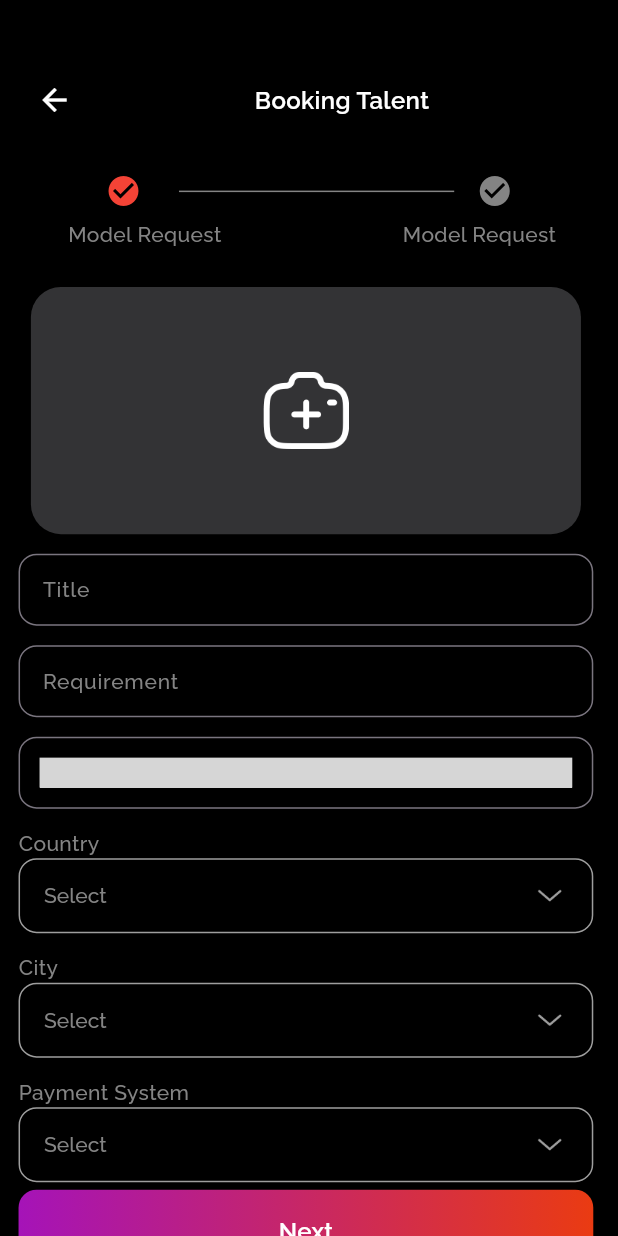
After one commit to sadiqawan/click_flix_app-main, a Flutter app: the BookingTalentScreen screen opened directly, on a phone screen of 412 x 824 dp. The commit adds this screen. Run offline on Flutter 3.47's test engine with Material 3 defaults, Android fonts, the phone set to English and light mode, and no system bars; our stand-ins replace animated_bottom_navigation_bar, carousel_slider, country_code_picker, flutter_svg, flutter_tabler_icons, get and 3 more; missing offline and left inert: otp_pin_field; project files that could hold a hidden picture were left out; grey boxes are pictures that could not be loaded.

Commit message:
Booking Talent Screen done

```diff
--- a/lib/core/constants/const_colors.dart
+++ b/lib/core/constants/const_colors.dart
@@ -13,4 +13,5 @@
   static var gradientOneColor=   const Color(0xffA513B8).obs;
   static var gradientTwoColor=   const Color(0xffEA3B12).obs;
   static var IconsColor=   const Color(0xffFFFFFF).obs;
+  static var lightRed=   const Color(0xffEA3B12).obs;
 }
--- a/lib/core/constants/const_style.dart
+++ b/lib/core/constants/const_style.dart
@@ -39,3 +39,10 @@
     fontSize:20,
     fontWeight:FontWeight.w600
 );
+
+
+var desStyleWithRed= GoogleFonts.raleway(
+    color:ConstColor.lightRed.value,
+    fontSize:14,
+    fontWeight:FontWeight.w500
+);
--- /dev/null
+++ b/lib/ui/screens/bottom_nav_screen/casting_screen/booking_talent_screen.dart
@@ -0,0 +1,245 @@
+
+import 'package:flutter/cupertino.dart';
+import 'package:flutter/material.dart';
+import 'package:flutter/widgets.dart';
+import 'package:flutter_svg/svg.dart';
+import '../../../../core/constants/const_colors.dart';
+import '../../../../core/constants/const_style.dart';
+import '../../../component/complete_profile_comp.dart';
+import '../../../component/custom_button.dart';
+import '../../../component/custom_text_field.dart';
+
+class BookingTalentScreen extends StatefulWidget {
+  const BookingTalentScreen({super.key});
+
+  @override
+  State<BookingTalentScreen> createState() => _BookingTalentScreenState();
+}
+
+class _BookingTalentScreenState extends State<BookingTalentScreen> {
+  final titleController = TextEditingController();
+  final requirementController = TextEditingController();
+  final dateController = TextEditingController();
+
+  @override
+  Widget build(BuildContext context) {
+    final width = MediaQuery.of(context).size.width;
+    final height = MediaQuery.of(context).size.height;
+    return Scaffold(
+      backgroundColor: Colors.black,
+      body: SingleChildScrollView(
+        child: Padding(
+          padding: EdgeInsets.only(
+            top: height * .052,
+            right: width * .040,
+            left: width * .030,
+          ),
+          child: Column(
+            children: [
+              Row(
+                mainAxisAlignment: MainAxisAlignment.spaceBetween,
+                children: [
+                  IconButton(
+                    onPressed: () {
+                      Navigator.pop(context);
+                    },
+                    icon: const Icon(
+                      Icons.arrow_back_outlined,
+                      color: Colors.white,
+                    ),
+                  ),
+                  Text(
+                    'Booking Talent',
+                    style: normalStyle,
+                  ),
+                  const SizedBox()
+                ],
+              ),
+
+              Padding(
+                padding: EdgeInsets.only(
+                    top: height * .03, left: width * .08, right: width * .06),
+                child: Column(
+                  children: [
+                    Padding(
+                      padding:
+                          const EdgeInsets.only(bottom: 7.0, left: 25, right: 29),
+                      child: Row(
+                        mainAxisAlignment: MainAxisAlignment.spaceBetween,
+                        children: [
+                          const Icon(
+                            Icons.check_circle_sharp,
+                            color: Colors.red,
+                          ),
+                          Expanded(
+                            child: Divider(
+                              color: ConstColor.greyColor.value,
+                              thickness: 1,
+                              indent: 25,
+                              endIndent: 15,
+                            ),
+                          ),
+                          Icon(
+                            Icons.check_circle_sharp,
+                            color: ConstColor.greyColor.value,
+                          ),
+                        ],
+                      ),
+                    ),
+                    Row(
+                      mainAxisAlignment: MainAxisAlignment.spaceBetween,
+                      children: [
+                        Text(
+                          'Model Request',
+                          style: desStyle,
+                        ),
+                        Text(
+                          'Model Request',
+                          style: desStyle,
+                        ),
+                      ],
+                    ),
+                  ],
+                ),
+              ),
+              // Padding(
+              //   padding: EdgeInsets.only(
+              //       top: height * .05, left: width * .08, right: width * .06),
+              //   child: Row(
+              //     mainAxisAlignment: MainAxisAlignment.spaceBetween,
+              //     children: [
+              //
+              //
+              //       // Column(
+              //       //   crossAxisAlignment: CrossAxisAlignment.center,
+              //       //   children: [
+              //       //     const Icon(
+              //       //       Icons.check_circle_sharp,
+              //       //       color: Colors.red,
+              //       //     ),
+              //       //     const SizedBox(
+              //       //       height: 15,
+              //       //     ),
+              //       //     Text(
+              //       //       'Basic Info',
+              //       //       style: desStyleWithRed,
+              //       //     )
+              //       //   ],
+              //       // ),
+              //       // Expanded(
+              //       //   child: Divider(
+              //       //     color: ConstColor.greyColor.value,
+              //       //     thickness: 1,
+              //       //     indent: 25,
+              //       //     endIndent: 15,
+              //       //   ),
+              //       // ),
+              //       // Column(
+              //       //   crossAxisAlignment: CrossAxisAlignment.center,
+              //       //
+              //       //   children: [
+              //       //     Icon(
+              //       //       Icons.check_circle_sharp,
+              //       //       color: ConstColor.greyColor.value,
+              //       //     ),
+              //       //     const SizedBox(
+              //       //       height: 15,
+              //       //     ),
+              //       //     Text(
+              //       //       'Model Request',
+              //       //       style: desStyle,
+              //       //     )
+              //       //   ],
+              //       // ),
+              //     ],
+              //   ),
+              // ),
+              Padding(
+                padding: EdgeInsets.only(
+                    top: height * .03, left: width * .02, right: width * .02),
+                child: Container(
+                  height: height * .2,
+                  width: width,
+                  decoration: BoxDecoration(
+                      color: ConstColor.lightblackColor.value,
+                      borderRadius: BorderRadius.circular(20)),
+                  child: Center(
+                    child: Image.asset(
+                      'assets/images/icon_camra.png',
+                      color: Colors.white,
+                      height: 52,
+                      width: 57,
+                    ),
+                  ),
+                ),
+              ),
+              const SizedBox(
+                height: 5,
+              ),
+
+              CustomTextFieldWithImage2(
+                // image: SvgPicture.asset(
+                //   "assets/svg_images/icon_password.svg",
+                // ),
+                labelText: "Title",
+                controller: titleController,
+                hintText: 'Title',
+              ),
+              const SizedBox(
+                height: 5,
+              ),
+
+              CustomTextFieldWithImage2(
+                labelText: "Requirement",
+                controller: requirementController,
+                hintText: 'Requirement',
+              ),
+              const SizedBox(
+                height: 5,
+              ),
+              CustomTextFieldWithImage2(
+                image: SvgPicture.asset(
+                  "assets/svg_images/date_icon.svg",
+
+                ),
+                labelText: "Date",
+                controller: dateController,
+                hintText: 'Date',
+              ),
+
+              const SizedBox(
+                height: 5,
+              ),
+              CompleteProfileComp(
+                label: 'Country',
+                items: const ['Select', 'Option 2', 'Option 3', 'Option 4'],
+              ),
+              const SizedBox(
+                height: 5,
+              ),
+              CompleteProfileComp(
+                label: 'City',
+                items: const ['Select', 'Option 2', 'Option 3', 'Option 4'],
+              ),
+              const SizedBox(
+                height: 5,
+              ),
+              CompleteProfileComp(
+                label: 'Payment System',
+                items: const ['Select', 'Option 2', 'Option 3', 'Option 4'],
+              ),
+              const SizedBox(
+                height: 5,
+              ),
+
+              CommonButton(
+                onPress: () {},
+                title: 'Next',
+              )
+            ],
+          ),
+        ),
+      ),
+    );
+  }
+}
--- a/lib/ui/screens/bottom_nav_screen/casting_screen/casting_details_screen.dart
+++ b/lib/ui/screens/bottom_nav_screen/casting_screen/casting_details_screen.dart
@@ -1,3 +1,4 @@
+import 'package:click_flex_ui/ui/screens/bottom_nav_screen/casting_screen/booking_talent_screen.dart';
 import 'package:click_flex_ui/ui/screens/bottom_nav_screen/casting_screen/casting_screen.dart';
 import 'package:flutter/cupertino.dart';
 import 'package:flutter/material.dart';
@@ -230,7 +231,9 @@
             ),
           ),
           SizedBox(height: 7,),
-          CommonButton(onPress: (){}, title: 'Apply Now',)
+          CommonButton(onPress: (){
+            Get.to(()=> const BookingTalentScreen());
+          }, title: 'Apply Now',)
 
 
 
--- a/lib/ui/screens/bottom_nav_screen/setting_screen/setting_screen.dart
+++ b/lib/ui/screens/bottom_nav_screen/setting_screen/setting_screen.dart
@@ -1,4 +1,5 @@
 import 'package:click_flex_ui/ui/component/custom_button.dart';
+import 'package:click_flex_ui/ui/screens/auth/splash_screen/splash_screen.dart';
 import 'package:click_flex_ui/ui/screens/bottom_nav_screen/setting_screen/about_us_screen/about_us_screen.dart';
 import 'package:click_flex_ui/ui/screens/bottom_nav_screen/setting_screen/contact_us_screen/contact_us_screen.dart';
 import 'package:click_flex_ui/ui/screens/bottom_nav_screen/setting_screen/upgrade_account/upgrade_account.dart';
@@ -268,6 +269,10 @@
 
                       Padding(
                         padding: const EdgeInsets.only(top: 24.0),
+                        child: InkWell(
+                          onTap: (){
+                            Navigator.pushReplacement(context, MaterialPageRoute(builder: (context) => SplashScreen()));
+                          },
                           child: Container(
                             decoration: BoxDecoration(
                               borderRadius: BorderRadius.circular(12),
@@ -278,6 +283,7 @@
                             height: 56,
                             child: Text(
                               "log out",style: normalStyle.copyWith(color: ConstColor.redColor.value),
+                            ),
                           ),
                         ),
                       ),
```
Also changed, not shown: assets/images/icon_camra.png (added), assets/images/icon_date.svg (added), pubspec.lock. Lines whose indentation alone changed are shown as unchanged.
